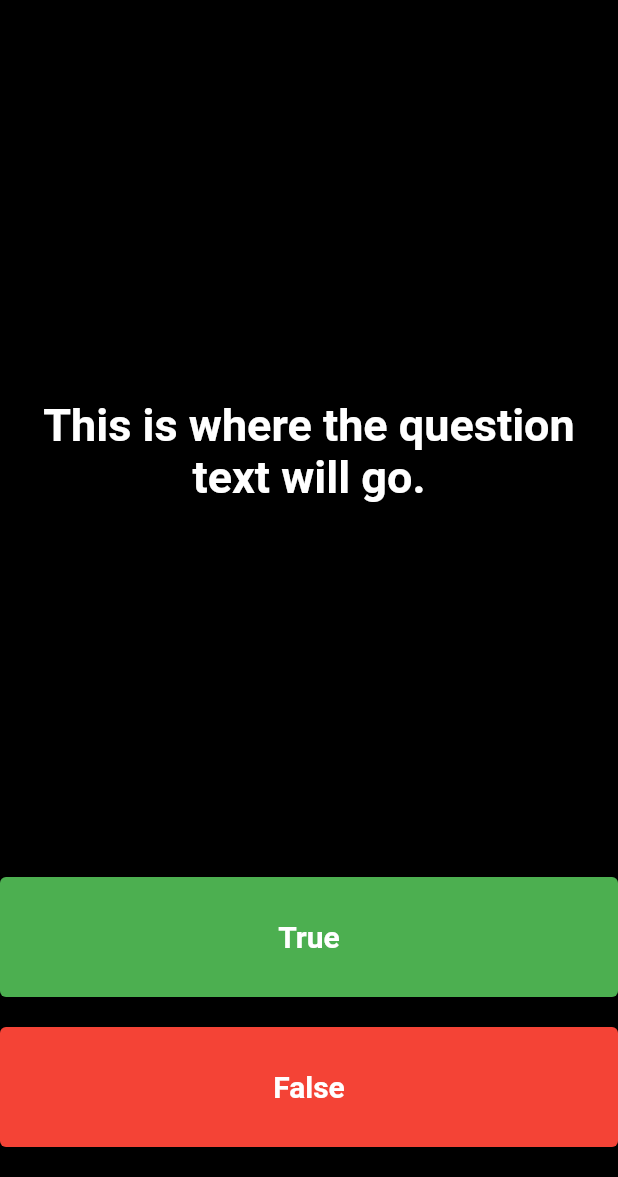
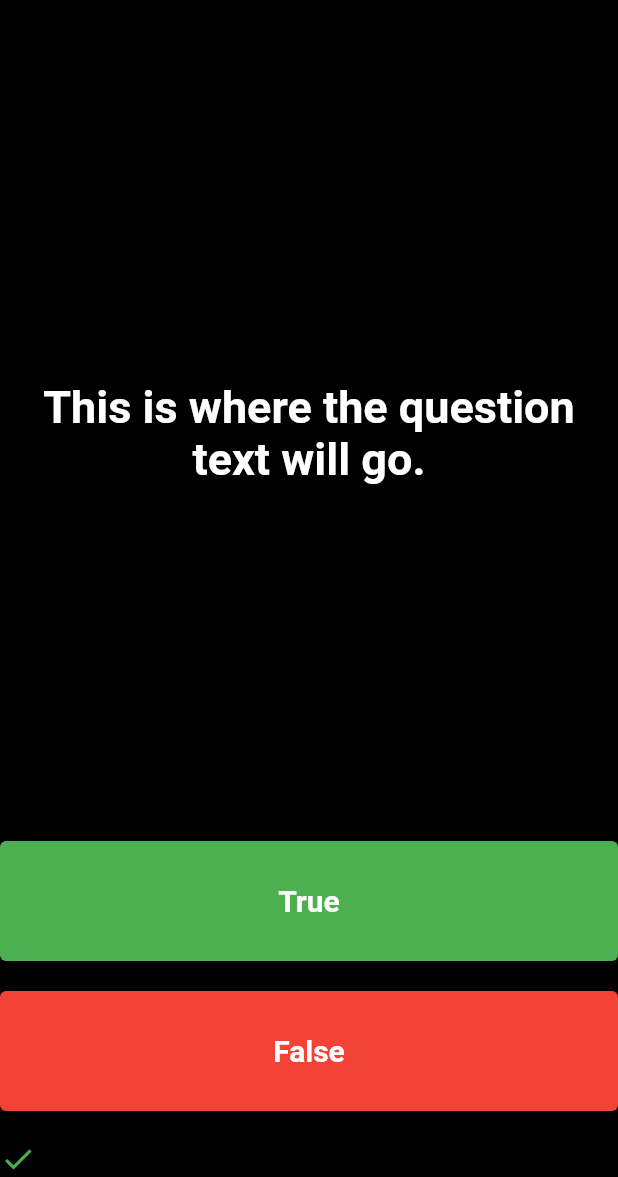
Before and after one commit to ArturAssisComp/Quizzler, a Flutter app: the screen it shows after launch, after a tap on "True", on a phone screen of 412 x 824 dp, the part 59-1236 px from its top. Run offline on Flutter 3.47's test engine with Material 2 defaults, Android fonts, the phone set to English and light mode, and no system bars.

Commit message:
Add score bar at the bottom.

```diff
--- a/lib/main.dart
+++ b/lib/main.dart
@@ -33,6 +33,24 @@ class QuizzlerStatefulApp extends StatefulWidget {
 }
 
 class _QuizzlerStatefulAppState extends State<QuizzlerStatefulApp> {
+  List<Icon> scoreKeeper = [];
+
+  Icon createIconResult(bool rightAnswer) {
+    IconData icon;
+    Color color;
+    if (rightAnswer) {
+      icon = Icons.check;
+      color = Colors.green;
+    } else {
+      icon = Icons.close;
+      color = Colors.red;
+    }
+    return Icon(
+      icon,
+      color: color,
+    );
+  }
+
   @override
   Widget build(BuildContext context) {
     return Column(
@@ -53,7 +71,11 @@ class _QuizzlerStatefulAppState extends State<QuizzlerStatefulApp> {
           ),
         ),
         TextButton(
-          onPressed: () {},
+          onPressed: () {
+            setState(() {
+              scoreKeeper.add(createIconResult(true));
+            });
+          },
           style: TextButton.styleFrom(
             backgroundColor: Colors.green,
             minimumSize: const Size(0, 80),
@@ -71,7 +93,11 @@ class _QuizzlerStatefulAppState extends State<QuizzlerStatefulApp> {
           height: 20,
         ),
         TextButton(
-          onPressed: () {},
+          onPressed: () {
+            setState(() {
+              scoreKeeper.add(createIconResult(false));
+            });
+          },
           style: TextButton.styleFrom(
             backgroundColor: Colors.red,
             minimumSize: const Size(0, 80),
@@ -88,6 +114,10 @@ class _QuizzlerStatefulAppState extends State<QuizzlerStatefulApp> {
         const SizedBox(
           height: 20,
         ),
+        Row(
+          mainAxisAlignment: MainAxisAlignment.start,
+          children: scoreKeeper,
+        ),
       ],
     );
   }
```
